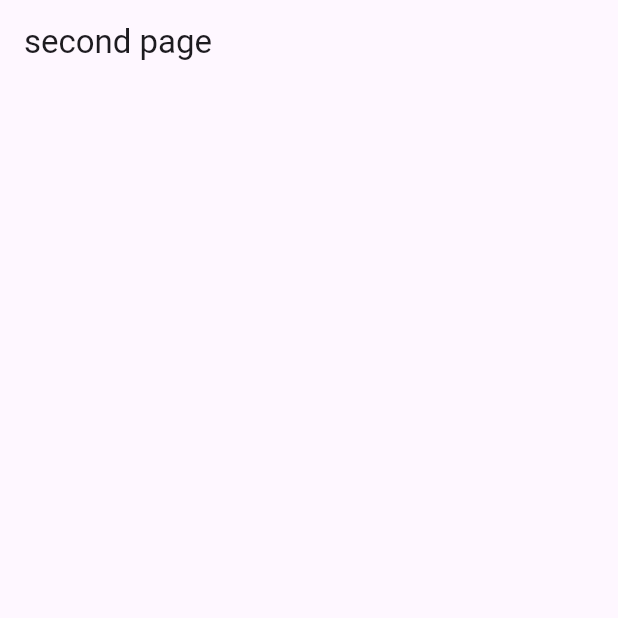
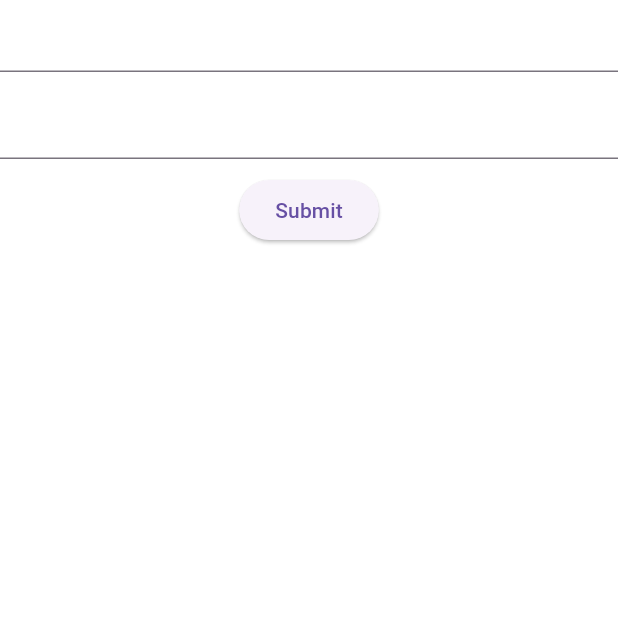
Before and after one commit to muzaffarxoja/neobis_flutter_auth, a Flutter app: the screen it shows after launch, on a phone screen of 412 x 824 dp, the top half of it. Run offline on Flutter 3.47's test engine with Material 3 defaults, Android fonts, the phone set to English and light mode, and no system bars; our stand-ins replace go_router, shared_preferences; missing offline and left inert: dart:ffi.

Commit message:
modified:   lib/pages/login_page.dart

```diff
--- a/lib/pages/login_page.dart
+++ b/lib/pages/login_page.dart
@@ -1,4 +1,6 @@
 import 'package:flutter/material.dart';
+import 'package:go_router/go_router.dart';
+import 'package:neobis_flutter_auth/main.dart';
 
 class LoginPage extends StatefulWidget {
   const LoginPage({super.key});
@@ -8,18 +10,59 @@ class LoginPage extends StatefulWidget {
 }
 
 class _LoginPageState extends State<LoginPage> {
+  final _formKey = GlobalKey<FormState>();
+  final TextEditingController passWordFirst = TextEditingController();
+  final TextEditingController passWordSecond = TextEditingController();
+
   @override
   Widget build(BuildContext context) {
-    return Scaffold(
-      appBar: AppBar(
-        title: Text('second page'),
+    return Form(
+      key: _formKey,
+      child: Column(
+        children: [
+          TextFormField(
+            controller: passWordFirst,
+            validator: (value) {
+              if (value == null || value.isEmpty) {
+                return 'Please enter password';
+              }
+
+              return null;
+            },
+          ),
+          const SizedBox(
+            height: 10,
+          ),
+          TextFormField(
+            controller: passWordSecond,
+            validator: (value) {
+              if (value == null || value.isEmpty) {
+                return 'Please retype password';
+              }
+              if (passWordFirst != passWordSecond) {
+                return 'Please enter same password';
+              }
+              return null;
+            },
+          ),
+          const SizedBox(
+            height: 10,
+          ),
+          Center(
+            child: ElevatedButton(
+              onPressed: () {
+                if (_formKey.currentState!.validate()) {
+                  ScaffoldMessenger.of(context).showSnackBar(
+                    const SnackBar(content: Text('Processing Data')),
+                  );
+                }
+                context.go(authorization);
+              },
+              child: const Text('Submit'),
+            ),
+          ),
+        ],
       ),
     );
   }
 }
-// Center(
-//             child: ElevatedButton(
-//               onPressed: () => context.go(authorization),
-//               child: const Text('Submit'),
-//             ),
-//           ),
```
